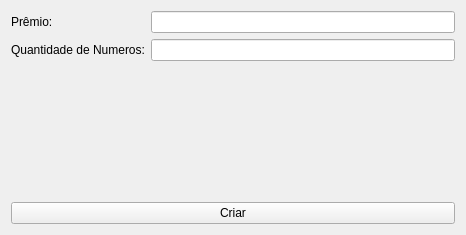
This is ui/criar.ui in WallacX/Sist.-Gerenciamento-de-rifas as Qt 5 draws it before an edit. The edited form follows.
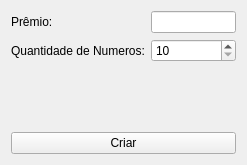
This is the edited form.

```diff
--- a/ui/criar.ui
+++ b/ui/criar.ui
@@ -6,8 +6,8 @@
    <rect>
     <x>0</x>
     <y>0</y>
-    <width>466</width>
-    <height>235</height>
+    <width>247</width>
+    <height>165</height>
    </rect>
   </property>
   <property name="windowTitle">
@@ -16,9 +16,6 @@
   <layout class="QVBoxLayout" name="verticalLayout">
    <item>
     <layout class="QFormLayout" name="formLayout">
-     <item row="1" column="1">
-      <widget class="QLineEdit" name="qtd_num_line"/>
-     </item>
      <item row="0" column="1">
       <widget class="QLineEdit" name="premio_line"/>
      </item>
@@ -36,6 +33,19 @@
        </property>
       </widget>
      </item>
+     <item row="1" column="1">
+      <widget class="QSpinBox" name="qtd_num_spin">
+       <property name="minimum">
+        <number>10</number>
+       </property>
+       <property name="maximum">
+        <number>1000</number>
+       </property>
+       <property name="singleStep">
+        <number>10</number>
+       </property>
+      </widget>
+     </item>
     </layout>
    </item>
    <item>
```
Left out of the diff: 3 changed lines with no effect on the pictures.
